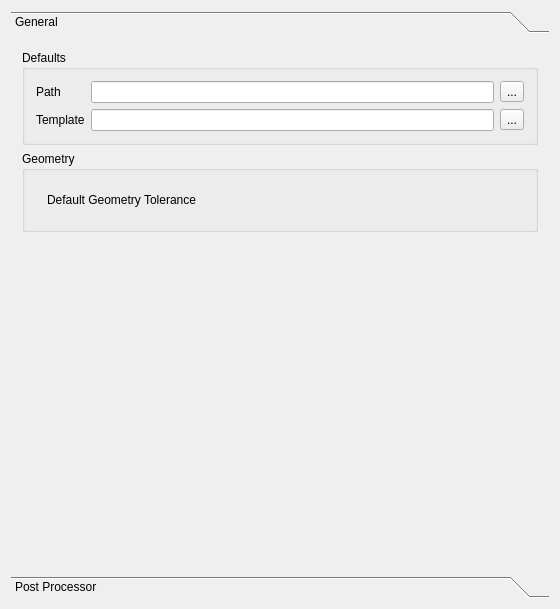
Qt form src/Mod/Path/Gui/Resources/preferences/PathJob.ui (berndhahnebach/All_FreeCAD) before a commit.
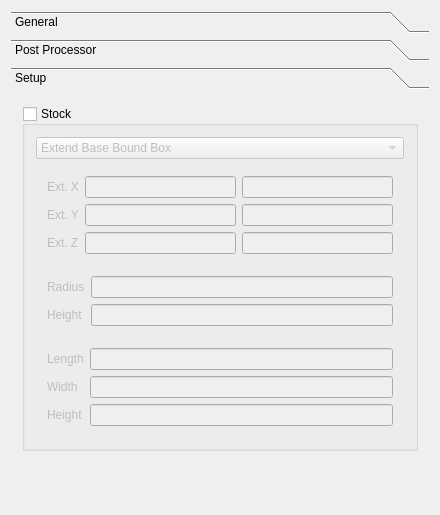
The same form after that commit. Custom widgets are drawn as their Qt base class.

Commit message: Basic stock preferences and usage if no job template is specified.

The edit to the form file:
```diff
--- a/src/Mod/Path/Gui/Resources/preferences/PathJob.ui
+++ b/src/Mod/Path/Gui/Resources/preferences/PathJob.ui
@@ -6,8 +6,8 @@
    <rect>
     <x>0</x>
     <y>0</y>
-    <width>560</width>
-    <height>609</height>
+    <width>440</width>
+    <height>515</height>
    </rect>
   </property>
   <property name="windowTitle">
@@ -17,15 +17,15 @@
    <item>
     <widget class="QToolBox" name="toolBox">
      <property name="currentIndex">
-      <number>0</number>
+      <number>2</number>
      </property>
      <widget class="QWidget" name="page">
       <property name="geometry">
        <rect>
         <x>0</x>
         <y>0</y>
-        <width>542</width>
-        <height>519</height>
+        <width>422</width>
+        <height>404</height>
        </rect>
       </property>
       <attribute name="label">
@@ -100,7 +100,7 @@
               </widget>
              </item>
              <item>
-              <widget class="Gui::InputField" name="geometryTolerance" native="true">
+              <widget class="Gui::InputField" name="geometryTolerance">
                <property name="toolTip">
                 <string>Default value for new Jobs, used for computing Paths.  Smaller increases accuracy, but slows down computation</string>
                </property>
@@ -333,6 +333,193 @@
        </item>
       </layout>
      </widget>
+     <widget class="QWidget" name="page_3">
+      <attribute name="label">
+       <string>Setup</string>
+      </attribute>
+      <layout class="QVBoxLayout" name="verticalLayout_3">
+       <item>
+        <widget class="QGroupBox" name="stockGroup">
+         <property name="title">
+          <string>Stock</string>
+         </property>
+         <property name="checkable">
+          <bool>true</bool>
+         </property>
+         <property name="checked">
+          <bool>false</bool>
+         </property>
+         <layout class="QVBoxLayout" name="verticalLayout_5">
+          <property name="spacing">
+           <number>0</number>
+          </property>
+          <item>
+           <widget class="QComboBox" name="stock">
+            <property name="currentIndex">
+             <number>2</number>
+            </property>
+            <item>
+             <property name="text">
+              <string>Create Box</string>
+             </property>
+            </item>
+            <item>
+             <property name="text">
+              <string>Create Cylinder</string>
+             </property>
+            </item>
+            <item>
+             <property name="text">
+              <string>Extend Base Bound Box</string>
+             </property>
+            </item>
+           </widget>
+          </item>
+          <item>
+           <spacer name="horizontalSpacer">
+            <property name="orientation">
+             <enum>Qt::Horizontal</enum>
+            </property>
+            <property name="sizeHint" stdset="0">
+             <size>
+              <width>40</width>
+              <height>6</height>
+             </size>
+            </property>
+           </spacer>
+          </item>
+          <item>
+           <widget class="QFrame" name="stockFromBase">
+            <layout class="QGridLayout" name="gridLayout_9">
+             <item row="1" column="3">
+              <widget class="Gui::InputField" name="stockExtYpos"/>
+             </item>
+             <item row="0" column="1">
+              <widget class="QLabel" name="stockExtXLabel">
+               <property name="text">
+                <string>Ext. X</string>
+               </property>
+              </widget>
+             </item>
+             <item row="0" column="3">
+              <widget class="Gui::InputField" name="stockExtXpos">
+               <property name="sizePolicy">
+                <sizepolicy hsizetype="Expanding" vsizetype="Fixed">
+                 <horstretch>0</horstretch>
+                 <verstretch>0</verstretch>
+                </sizepolicy>
+               </property>
+              </widget>
+             </item>
+             <item row="1" column="1">
+              <widget class="QLabel" name="stockExtYLabel">
+               <property name="text">
+                <string>Ext. Y</string>
+               </property>
+              </widget>
+             </item>
+             <item row="0" column="2">
+              <widget class="Gui::InputField" name="stockExtXneg"/>
+             </item>
+             <item row="2" column="1">
+              <widget class="QLabel" name="stockExtZLabel">
+               <property name="text">
+                <string>Ext. Z</string>
+               </property>
+              </widget>
+             </item>
+             <item row="2" column="2">
+              <widget class="Gui::InputField" name="stockExtZneg"/>
+             </item>
+             <item row="2" column="3">
+              <widget class="Gui::InputField" name="stockExtZpos"/>
+             </item>
+             <item row="1" column="2">
+              <widget class="Gui::InputField" name="stockExtYneg"/>
+             </item>
+            </layout>
+           </widget>
+          </item>
+          <item>
+           <widget class="QFrame" name="stockCreateCylinder">
+            <layout class="QGridLayout" name="gridLayout_10">
+             <item row="0" column="2">
+              <widget class="Gui::InputField" name="stockCylinderRadius"/>
+             </item>
+             <item row="1" column="2">
+              <widget class="Gui::InputField" name="stockCylinderHeight"/>
+             </item>
+             <item row="0" column="1">
+              <widget class="QLabel" name="stockCylinderRadiusLabel">
+               <property name="text">
+                <string>Radius</string>
+               </property>
+              </widget>
+             </item>
+             <item row="1" column="1">
+              <widget class="QLabel" name="stockCylinderHeightLabel">
+               <property name="text">
+                <string>Height</string>
+               </property>
+              </widget>
+             </item>
+            </layout>
+           </widget>
+          </item>
+          <item>
+           <widget class="QFrame" name="stockCreateBox">
+            <layout class="QGridLayout" name="gridLayout_11">
+             <item row="0" column="1">
+              <widget class="QLabel" name="stockBoxLengthLabel">
+               <property name="text">
+                <string>Length</string>
+               </property>
+              </widget>
+             </item>
+             <item row="1" column="1">
+              <widget class="QLabel" name="stockBoxWidthLabel">
+               <property name="text">
+                <string>Width</string>
+               </property>
+              </widget>
+             </item>
+             <item row="0" column="2">
+              <widget class="Gui::InputField" name="stockBoxLength"/>
+             </item>
+             <item row="2" column="2">
+              <widget class="Gui::InputField" name="stockBoxHeight"/>
+             </item>
+             <item row="1" column="2">
+              <widget class="Gui::InputField" name="stockBoxWidth"/>
+             </item>
+             <item row="2" column="1">
+              <widget class="QLabel" name="stockBoxHeightLabel">
+               <property name="text">
+                <string>Height</string>
+               </property>
+              </widget>
+             </item>
+            </layout>
+           </widget>
+          </item>
+         </layout>
+        </widget>
+       </item>
+       <item>
+        <spacer name="verticalSpacer_3">
+         <property name="orientation">
+          <enum>Qt::Vertical</enum>
+         </property>
+         <property name="sizeHint" stdset="0">
+          <size>
+           <width>20</width>
+           <height>8</height>
+          </size>
+         </property>
+        </spacer>
+       </item>
+      </layout>
+     </widget>
     </widget>
    </item>
   </layout>
@@ -342,8 +529,8 @@
  <customwidgets>
   <customwidget>
    <class>Gui::InputField</class>
-   <extends>QWidget</extends>
-   <header>gui::inputfield.h</header>
+   <extends>QLineEdit</extends>
+   <header>Gui/InputField.h</header>
   </customwidget>
  </customwidgets>
  <resources/>
```
Left out of the diff: 30 changed lines with no effect on the pictures. The commit also changes 3 other files.
